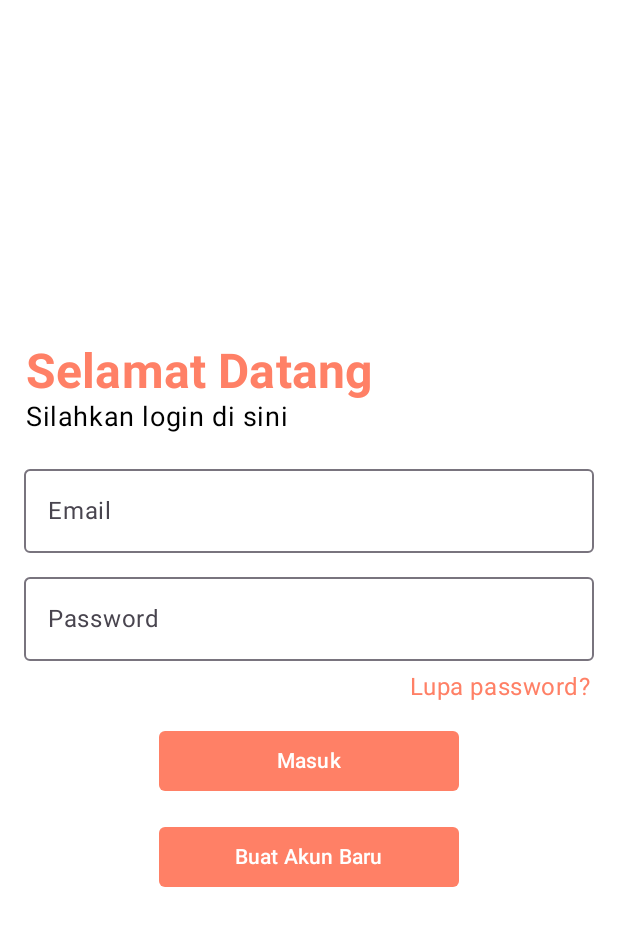
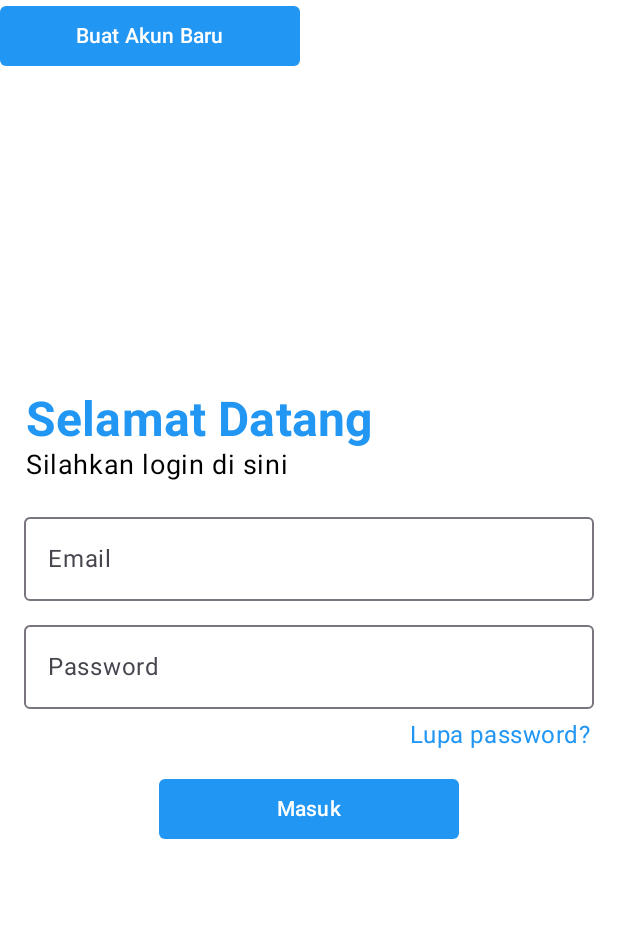
Before and after one commit to maulanabry/EventYukApp, an Android app built with Jetpack Compose: the @Preview function LoginScreenPreview, on a phone screen of 412 x 824 dp. Shown: the top 926 px of the screen. Run offline under Robolectric (Android 15) with nearby library versions, the light colour scheme and no system bars; our stand-ins replace Firebase (no records; nobody signed in at launch, a user with empty details on screens opened directly).

Commit message:
update login screen

```diff
--- a/app/src/main/java/com/example/eventyukapp/screen/LoginScreen.kt
+++ b/app/src/main/java/com/example/eventyukapp/screen/LoginScreen.kt
@@ -1,5 +1,6 @@
 package com.example.eventyukapp.screen
 
+import android.util.Log
 import androidx.compose.foundation.layout.Arrangement
 import androidx.compose.foundation.layout.Column
 import androidx.compose.foundation.layout.Row
@@ -35,11 +36,15 @@ import androidx.compose.ui.unit.sp
 import androidx.navigation.NavController
 import androidx.navigation.compose.rememberNavController
 import com.example.eventyukapp.navigation.Screen
+import com.google.firebase.Firebase
 import com.google.firebase.auth.FirebaseAuth
+import com.google.firebase.database.database
+import com.google.firebase.firestore.FirebaseFirestore
 import kotlinx.coroutines.launch
 
 @Composable
-fun LoginScreen(navController: NavController) {
+fun LoginScreen() {
+
     var email by remember { mutableStateOf("") } // State variable for email
     var password by remember { mutableStateOf("") } // State variable for password
     var notificationMessage by remember { mutableStateOf<String?>(null) } // State variable for notification message
@@ -57,7 +62,7 @@ fun LoginScreen(navController: NavController) {
             style = MaterialTheme.typography.labelLarge.copy(
                 fontWeight = FontWeight.Bold,
                 fontSize = 32.sp,
-                color = Color(0xFFFF8066) // Orange color for welcome text
+                color = Color(0xFF2196F3) // Orange color for welcome text
             ),
             textAlign = TextAlign.Left,
             modifier = Modifier
@@ -116,7 +121,7 @@ fun LoginScreen(navController: NavController) {
                 text = AnnotatedString("Lupa password?"),
                 style = MaterialTheme.typography.bodySmall.copy(
                     fontSize = 16.sp,
-                    color = Color(0xFFFF8066) // Orange color for "Lupa password?" text
+                    color = Color(0xFF2196F3) // Orange color for "Lupa password?" text
                 ),
                 onClick = {
                     // Handle forgot password action
@@ -134,7 +139,9 @@ fun LoginScreen(navController: NavController) {
                     try {
                         val result = auth.signInWithEmailAndPassword(email, password)
                         notificationMessage = "Login berhasil."
-                        navController.navigate(Screen.Beranda.route)
+                        // Save user data to Realtime Database
+                        saveUserToRealtimeDatabase(email, password)
+//                navController.navigate(Screen.Beranda.route)
                     } catch (e: Exception) {
                         notificationMessage = "Login gagal: ${e.message}"
                     }
@@ -142,12 +149,13 @@ fun LoginScreen(navController: NavController) {
             },
             modifier = Modifier.width(200.dp),
             colors = ButtonDefaults.buttonColors(
-                containerColor = Color(0xFFFF8066) // Orange color for button
+                containerColor = Color(0xFF2196F3) // Orange color for button
             ),
             shape = RoundedCornerShape(4.dp) // Rounded corners
         ) {
             Text("Masuk")
         }
+    }
 
         Spacer(modifier = Modifier.height(16.dp))
 
@@ -156,7 +164,7 @@ fun LoginScreen(navController: NavController) {
             onClick = { /* Handle create new account action */ },
             modifier = Modifier.width(200.dp),
             colors = ButtonDefaults.buttonColors(
-                containerColor = Color(0xFFFF8066) // Orange color for button
+                containerColor = Color(0xFF2196F3) // Orange color for button
             ),
             shape = RoundedCornerShape(4.dp) // Rounded corners
         ) {
@@ -178,12 +186,23 @@ fun LoginScreen(navController: NavController) {
             )
         }
     }
+
+
+private fun saveUserToRealtimeDatabase(email: String, password: String) {
+    val database = Firebase.database
+    val myRef = database.getReference("users")
+
+    val user = hashMapOf(
+        "email" to email,
+        "password" to password
+    )
+
+    // Push the user data to the database
+    myRef.push().setValue(user)
 }
-
 
 @Preview(showBackground = true)
 @Composable
 fun LoginScreenPreview() {
-    val navController = rememberNavController()
-    LoginScreen(navController = navController)
+    LoginScreen()
 }
--- a/gradle/libs.versions.toml
+++ b/gradle/libs.versions.toml
@@ -13,6 +13,8 @@ navigationCompose = "2.7.7"
 googleGmsGoogleServices = "4.4.2"
 firebaseAuth = "23.0.0"
 firebaseAuthKtx = "23.0.0"
+firebaseFirestoreKtx = "25.0.0"
+firebaseDatabaseKtx = "21.0.0"
 
 [libraries]
 androidx-core-ktx = { group = "androidx.core", name = "core-ktx", version.ref = "coreKtx" }
@@ -33,6 +35,8 @@ androidx-navigation-runtime-ktx = { group = "androidx.navigation", name = "navig
 androidx-navigation-compose = { group = "androidx.navigation", name = "navigation-compose", version.ref = "navigationCompose" }
 firebase-auth = { group = "com.google.firebase", name = "firebase-auth", version.ref = "firebaseAuth" }
 firebase-auth-ktx = { group = "com.google.firebase", name = "firebase-auth-ktx", version.ref = "firebaseAuthKtx" }
+firebase-firestore-ktx = { group = "com.google.firebase", name = "firebase-firestore-ktx", version.ref = "firebaseFirestoreKtx" }
+firebase-database-ktx = { group = "com.google.firebase", name = "firebase-database-ktx", version.ref = "firebaseDatabaseKtx" }
 
 [plugins]
 android-application = { id = "com.android.application", version.ref = "agp" }
```
Also changed, not shown: app/build.gradle.kts (+11 -0 lines), app/src/main/java/com/example/eventyukapp/EventYukApp.kt (+42 -5 lines).
